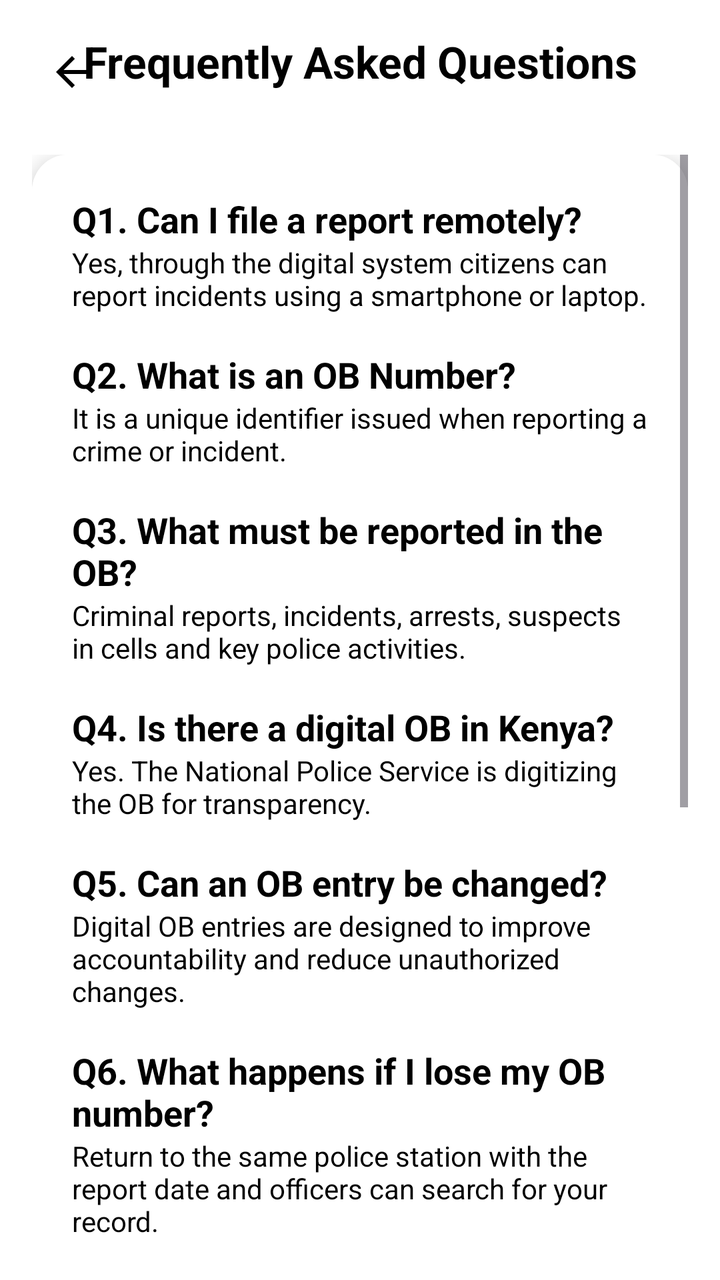
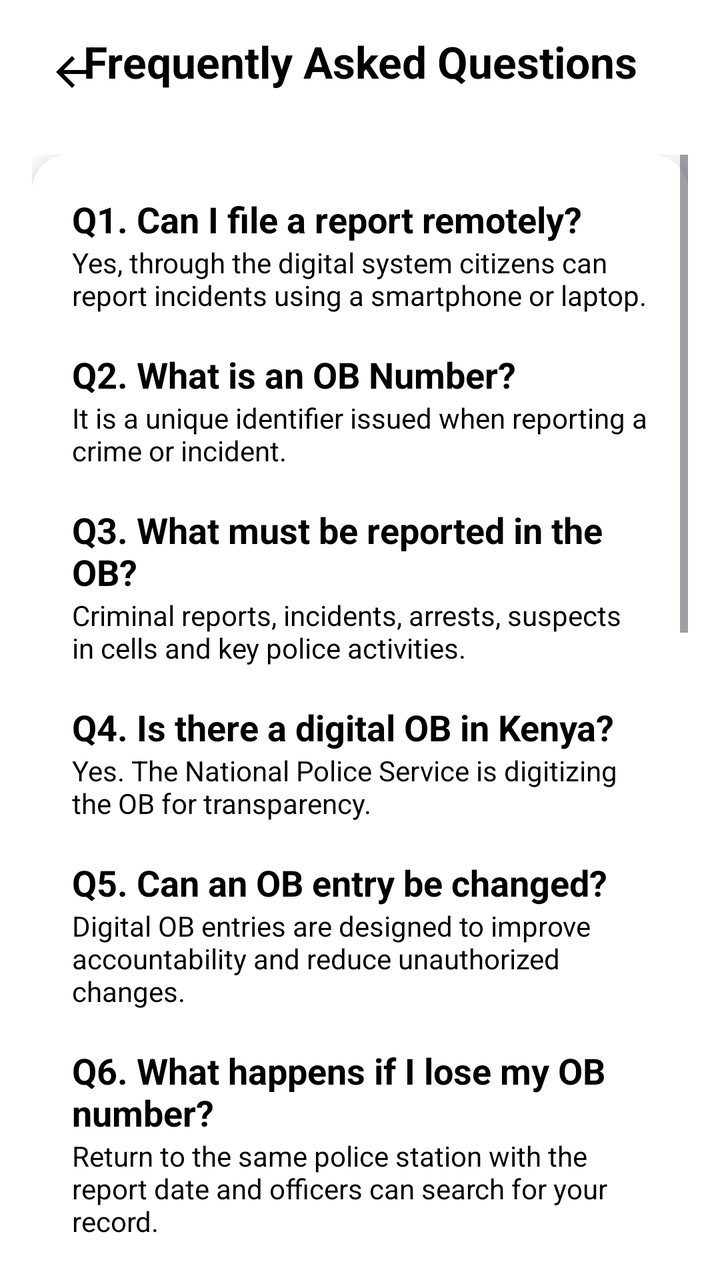

Screens rendered from an Android XML layout before and after an edit, with the pre-edit source and the edit as a unified diff.
<!-- AndroidManifest.xml: application theme Theme.App -->
<!-- res/layout/activity_faq.xml -->
<?xml version="1.0" encoding="utf-8"?>
<androidx.constraintlayout.widget.ConstraintLayout
    xmlns:android="http://schemas.android.com/apk/res/android"
    xmlns:app="http://schemas.android.com/apk/res-auto"
    xmlns:tools="http://schemas.android.com/tools"
    android:layout_width="match_parent"
    android:layout_height="match_parent"
    android:id="@+id/main"
    android:background="#FFFFFF"
    tools:context=".FaqActivity">

    
    <ImageView
        android:id="@+id/backBtn"
        android:layout_width="40dp"
        android:layout_height="40dp"
        android:layout_marginStart="16dp"
        android:layout_marginTop="16dp"
        android:padding="8dp"
        android:src="@drawable/ic_back"
        app:tint="@android:color/black"
        android:contentDescription="Back"
        app:layout_constraintTop_toTopOf="parent"
        app:layout_constraintStart_toStartOf="parent"/>

    
    <TextView
        android:id="@+id/txtFaqTitle"
        android:layout_width="0dp"
        android:layout_height="wrap_content"
        android:text="Frequently Asked Questions"
        android:textStyle="bold"
        android:textSize="22sp"
        android:textColor="#000000"
        android:gravity="center"
        android:padding="16dp"
        app:layout_constraintTop_toTopOf="parent"
        app:layout_constraintStart_toStartOf="parent"
        app:layout_constraintEnd_toEndOf="parent"/>

    
    <ScrollView
        android:layout_width="0dp"
        android:layout_height="0dp"
        android:layout_margin="16dp"
        android:fillViewport="true"
        app:layout_constraintTop_toBottomOf="@id/txtFaqTitle"
        app:layout_constraintBottom_toBottomOf="parent"
        app:layout_constraintStart_toStartOf="parent"
        app:layout_constraintEnd_toEndOf="parent">

        <androidx.cardview.widget.CardView
            android:layout_width="match_parent"
            android:layout_height="wrap_content"
            app:cardCornerRadius="18dp"
            app:cardElevation="6dp">

            <LinearLayout
                android:layout_width="match_parent"
                android:layout_height="wrap_content"
                android:orientation="vertical"
                android:background="#FFFFFF"
                android:padding="20dp">

                
                <TextView
                    android:layout_width="match_parent"
                    android:layout_height="wrap_content"
                    android:text="Q1. Can I file a report remotely?"
                    android:textStyle="bold"
                    android:textSize="18sp"
                    android:textColor="#000000"/>

                <TextView
                    android:layout_width="match_parent"
                    android:layout_height="wrap_content"
                    android:text="Yes, through the digital system citizens can report incidents using a smartphone or laptop."
                    android:textColor="#000000"
                    android:paddingBottom="18dp"/>

                
                <TextView
                    android:layout_width="match_parent"
                    android:layout_height="wrap_content"
                    android:text="Q2. What is an OB Number?"
                    android:textStyle="bold"
                    android:textSize="18sp"
                    android:textColor="#000000"/>

                <TextView
                    android:layout_width="match_parent"
                    android:layout_height="wrap_content"
                    android:text="It is a unique identifier issued when reporting a crime or incident."
                    android:textColor="#000000"
                    android:paddingBottom="18dp"/>

                
                <TextView
                    android:layout_width="match_parent"
                    android:layout_height="wrap_content"
                    android:text="Q3. What must be reported in the OB?"
                    android:textStyle="bold"
                    android:textSize="18sp"
                    android:textColor="#000000"/>

                <TextView
                    android:layout_width="match_parent"
                    android:layout_height="wrap_content"
                    android:text="Criminal reports, incidents, arrests, suspects in cells and key police activities."
                    android:textColor="#000000"
                    android:paddingBottom="18dp"/>

                
                <TextView
                    android:layout_width="match_parent"
                    android:layout_height="wrap_content"
                    android:text="Q4. Is there a digital OB in Kenya?"
                    android:textStyle="bold"
                    android:textSize="18sp"
                    android:textColor="#000000"/>

                <TextView
                    android:layout_width="match_parent"
                    android:layout_height="wrap_content"
                    android:text="Yes. The National Police Service is digitizing the OB for transparency."
                    android:textColor="#000000"
                    android:paddingBottom="18dp"/>

                
                <TextView
                    android:layout_width="match_parent"
                    android:layout_height="wrap_content"
                    android:text="Q5. Can an OB entry be changed?"
                    android:textStyle="bold"
                    android:textSize="18sp"
                    android:textColor="#000000"/>

                <TextView
                    android:layout_width="match_parent"
                    android:layout_height="wrap_content"
                    android:text="Digital OB entries are designed to improve accountability and reduce unauthorized changes."
                    android:textColor="#000000"
                    android:paddingBottom="18dp"/>

                
                <TextView
                    android:layout_width="match_parent"
                    android:layout_height="wrap_content"
                    android:text="Q6. What happens if I lose my OB number?"
                    android:textStyle="bold"
                    android:textSize="18sp"
                    android:textColor="#000000"/>

                <TextView
                    android:layout_width="match_parent"
                    android:layout_height="wrap_content"
                    android:text="Return to the same police station with the report date and officers can search for your record."
                    android:textColor="#000000"
                    android:paddingBottom="18dp"/>

                
                <TextView
                    android:layout_width="match_parent"
                    android:layout_height="wrap_content"
                    android:text="Q7. Who can access the OB system?"
                    android:textStyle="bold"
                    android:textSize="18sp"
                    android:textColor="#000000"/>

                <TextView
                    android:layout_width="match_parent"
                    android:layout_height="wrap_content"
                    android:text="Only authorized police officers and system admins can access full records."
                    android:textColor="#000000"
                    android:paddingBottom="18dp"/>

                
                <TextView
                    android:layout_width="match_parent"
                    android:layout_height="wrap_content"
                    android:text="Q8. Can I update my report after submission?"
                    android:textStyle="bold"
                    android:textSize="18sp"
                    android:textColor="#000000"/>

                <TextView
                    android:layout_width="match_parent"
                    android:layout_height="wrap_content"
                    android:text="Yes, but only through authorized officers or admin access."
                    android:textColor="#000000"
                    android:paddingBottom="18dp"/>

                
                <TextView
                    android:layout_width="match_parent"
                    android:layout_height="wrap_content"
                    android:text="Q9. Is the OB system secure?"
                    android:textStyle="bold"
                    android:textSize="18sp"
                    android:textColor="#000000"/>

                <TextView
                    android:layout_width="match_parent"
                    android:layout_height="wrap_content"
                    android:text="Yes, it uses authentication and database rules to prevent unauthorized access."
                    android:textColor="#000000"
                    android:paddingBottom="18dp"/>

                
                <TextView
                    android:layout_width="match_parent"
                    android:layout_height="wrap_content"
                    android:text="Q10. Can I access OB history?"
                    android:textStyle="bold"
                    android:textSize="18sp"
                    android:textColor="#000000"/>

                <TextView
                    android:layout_width="match_parent"
                    android:layout_height="wrap_content"
                    android:text="Yes, users with permission can view past records in the system."
                    android:textColor="#000000"/>

            </LinearLayout>

        </androidx.cardview.widget.CardView>

    </ScrollView>

</androidx.constraintlayout.widget.ConstraintLayout>
<!-- resources referenced by this layout -->
<resources>
  <!-- drawable ic_back (drawable) -->
  <vector xmlns:android="http://schemas.android.com/apk/res/android" android:autoMirrored="true" android:height="24dp" android:tint="#000000" android:viewportHeight="960" android:viewportWidth="960" android:width="24dp">
        
      <path android:fillColor="@android:color/white" android:pathData="M313,520L537,744L480,800L160,480L480,160L537,216L313,440L800,440L800,520L313,520Z"/>
      
  </vector>
  <style name="Theme.App" parent="Base.Theme.App" />
  <style name="Base.Theme.App" parent="Theme.Material3.DayNight.NoActionBar">
          <item name="colorPrimary">#1A73E8</item>
          <item name="android:statusBarColor">@android:color/transparent</item>
          <item name="android:navigationBarColor">@android:color/transparent</item>
  
  
      </style>
</resources>

<!-- the commit's change to res/layout/activity_faq.xml (unified diff, before → after) -->
@@ -3,9 +3,9 @@
     xmlns:android="http://schemas.android.com/apk/res/android"
     xmlns:app="http://schemas.android.com/apk/res-auto"
     xmlns:tools="http://schemas.android.com/tools"
+    android:id="@+id/main"
     android:layout_width="match_parent"
     android:layout_height="match_parent"
-    android:id="@+id/main"
     android:background="#FFFFFF"
     tools:context=".FaqActivity">
 
@@ -42,188 +42,260 @@
     <ScrollView
         android:layout_width="0dp"
         android:layout_height="0dp"
+        android:background="#FFFFFF"
+        android:fillViewport="true"
         android:layout_margin="16dp"
-        android:fillViewport="true"
         app:layout_constraintTop_toBottomOf="@id/txtFaqTitle"
         app:layout_constraintBottom_toBottomOf="parent"
         app:layout_constraintStart_toStartOf="parent"
         app:layout_constraintEnd_toEndOf="parent">
 
-        <androidx.cardview.widget.CardView
+        <LinearLayout
             android:layout_width="match_parent"
             android:layout_height="wrap_content"
-            app:cardCornerRadius="18dp"
-            app:cardElevation="6dp">
-
-            <LinearLayout
+            android:orientation="vertical">
+
+            <androidx.cardview.widget.CardView
                 android:layout_width="match_parent"
                 android:layout_height="wrap_content"
-                android:orientation="vertical"
-                android:background="#FFFFFF"
-                android:padding="20dp">
-
-                
-                <TextView
+                app:cardCornerRadius="18dp"
+                app:cardElevation="6dp"
+                app:cardBackgroundColor="#FFFFFF">
+
+                <LinearLayout
                     android:layout_width="match_parent"
                     android:layout_height="wrap_content"
-                    android:text="Q1. Can I file a report remotely?"
-                    android:textStyle="bold"
-                    android:textSize="18sp"
-                    android:textColor="#000000"/>
-
-                <TextView
-                    android:layout_width="match_parent"
-                    android:layout_height="wrap_content"
-                    android:text="Yes, through the digital system citizens can report incidents using a smartphone or laptop."
-                    android:textColor="#000000"
-                    android:paddingBottom="18dp"/>
-
-                
-                <TextView
-                    android:layout_width="match_parent"
-                    android:layout_height="wrap_content"
-                    android:text="Q2. What is an OB Number?"
-                    android:textStyle="bold"
-                    android:textSize="18sp"
-                    android:textColor="#000000"/>
-
-                <TextView
-                    android:layout_width="match_parent"
-                    android:layout_height="wrap_content"
-                    android:text="It is a unique identifier issued when reporting a crime or incident."
-                    android:textColor="#000000"
-                    android:paddingBottom="18dp"/>
-
-                
-                <TextView
-                    android:layout_width="match_parent"
-                    android:layout_height="wrap_content"
-                    android:text="Q3. What must be reported in the OB?"
-                    android:textStyle="bold"
-                    android:textSize="18sp"
-                    android:textColor="#000000"/>
-
-                <TextView
-                    android:layout_width="match_parent"
-                    android:layout_height="wrap_content"
-                    android:text="Criminal reports, incidents, arrests, suspects in cells and key police activities."
-                    android:textColor="#000000"
-                    android:paddingBottom="18dp"/>
-
-                
-                <TextView
-                    android:layout_width="match_parent"
-                    android:layout_height="wrap_content"
-                    android:text="Q4. Is there a digital OB in Kenya?"
-                    android:textStyle="bold"
-                    android:textSize="18sp"
-                    android:textColor="#000000"/>
-
-                <TextView
-                    android:layout_width="match_parent"
-                    android:layout_height="wrap_content"
-                    android:text="Yes. The National Police Service is digitizing the OB for transparency."
-                    android:textColor="#000000"
-                    android:paddingBottom="18dp"/>
-
-                
-                <TextView
-                    android:layout_width="match_parent"
-                    android:layout_height="wrap_content"
-                    android:text="Q5. Can an OB entry be changed?"
-                    android:textStyle="bold"
-                    android:textSize="18sp"
-                    android:textColor="#000000"/>
-
-                <TextView
-                    android:layout_width="match_parent"
-                    android:layout_height="wrap_content"
-                    android:text="Digital OB entries are designed to improve accountability and reduce unauthorized changes."
-                    android:textColor="#000000"
-                    android:paddingBottom="18dp"/>
-
-                
-                <TextView
-                    android:layout_width="match_parent"
-                    android:layout_height="wrap_content"
-                    android:text="Q6. What happens if I lose my OB number?"
-                    android:textStyle="bold"
-                    android:textSize="18sp"
-                    android:textColor="#000000"/>
-
-                <TextView
-                    android:layout_width="match_parent"
-                    android:layout_height="wrap_content"
-                    android:text="Return to the same police station with the report date and officers can search for your record."
-                    android:textColor="#000000"
-                    android:paddingBottom="18dp"/>
-
-                
-                <TextView
-                    android:layout_width="match_parent"
-                    android:layout_height="wrap_content"
-                    android:text="Q7. Who can access the OB system?"
-                    android:textStyle="bold"
-                    android:textSize="18sp"
-                    android:textColor="#000000"/>
-
-                <TextView
-                    android:layout_width="match_parent"
-                    android:layout_height="wrap_content"
-                    android:text="Only authorized police officers and system admins can access full records."
-                    android:textColor="#000000"
-                    android:paddingBottom="18dp"/>
-
-                
-                <TextView
-                    android:layout_width="match_parent"
-                    android:layout_height="wrap_content"
-                    android:text="Q8. Can I update my report after submission?"
-                    android:textStyle="bold"
-                    android:textSize="18sp"
-                    android:textColor="#000000"/>
-
-                <TextView
-                    android:layout_width="match_parent"
-                    android:layout_height="wrap_content"
-                    android:text="Yes, but only through authorized officers or admin access."
-                    android:textColor="#000000"
-                    android:paddingBottom="18dp"/>
-
-                
-                <TextView
-                    android:layout_width="match_parent"
-                    android:layout_height="wrap_content"
-                    android:text="Q9. Is the OB system secure?"
-                    android:textStyle="bold"
-                    android:textSize="18sp"
-                    android:textColor="#000000"/>
-
-                <TextView
-                    android:layout_width="match_parent"
-                    android:layout_height="wrap_content"
-                    android:text="Yes, it uses authentication and database rules to prevent unauthorized access."
-                    android:textColor="#000000"
-                    android:paddingBottom="18dp"/>
-
-                
-                <TextView
-                    android:layout_width="match_parent"
-                    android:layout_height="wrap_content"
-                    android:text="Q10. Can I access OB history?"
-                    android:textStyle="bold"
-                    android:textSize="18sp"
-                    android:textColor="#000000"/>
-
-                <TextView
-                    android:layout_width="match_parent"
-                    android:layout_height="wrap_content"
-                    android:text="Yes, users with permission can view past records in the system."
-                    android:textColor="#000000"/>
-
-            </LinearLayout>
-
-        </androidx.cardview.widget.CardView>
+                    android:orientation="vertical"
+                    android:padding="20dp"
+                    android:background="#FFFFFF">
+
+                    
+                    <TextView
+                        android:layout_width="match_parent"
+                        android:layout_height="wrap_content"
+                        android:text="Q1. Can I file a report remotely?"
+                        android:textStyle="bold"
+                        android:textSize="18sp"
+                        android:textColor="#000000"/>
+
+                    <TextView
+                        android:layout_width="match_parent"
+                        android:layout_height="wrap_content"
+                        android:text="Yes, through the digital system citizens can report incidents using a smartphone or laptop."
+                        android:textColor="#000000"
+                        android:paddingBottom="18dp"/>
+
+                    
+                    <TextView
+                        android:layout_width="match_parent"
+                        android:layout_height="wrap_content"
+                        android:text="Q2. What is an OB Number?"
+                        android:textStyle="bold"
+                        android:textSize="18sp"
+                        android:textColor="#000000"/>
+
+                    <TextView
+                        android:layout_width="match_parent"
+                        android:layout_height="wrap_content"
+                        android:text="It is a unique identifier issued when reporting a crime or incident."
+                        android:textColor="#000000"
+                        android:paddingBottom="18dp"/>
+
+                    
+                    <TextView
+                        android:layout_width="match_parent"
+                        android:layout_height="wrap_content"
+                        android:text="Q3. What must be reported in the OB?"
+                        android:textStyle="bold"
+                        android:textSize="18sp"
+                        android:textColor="#000000"/>
+
+                    <TextView
+                        android:layout_width="match_parent"
+                        android:layout_height="wrap_content"
+                        android:text="Criminal reports, incidents, arrests, suspects in cells and key police activities."
+                        android:textColor="#000000"
+                        android:paddingBottom="18dp"/>
+
+                    
+                    <TextView
+                        android:layout_width="match_parent"
+                        android:layout_height="wrap_content"
+                        android:text="Q4. Is there a digital OB in Kenya?"
+                        android:textStyle="bold"
+                        android:textSize="18sp"
+                        android:textColor="#000000"/>
+
+                    <TextView
+                        android:layout_width="match_parent"
+                        android:layout_height="wrap_content"
+                        android:text="Yes. The National Police Service is digitizing the OB for transparency."
+                        android:textColor="#000000"
+                        android:paddingBottom="18dp"/>
+
+                    
+                    <TextView
+                        android:layout_width="match_parent"
+                        android:layout_height="wrap_content"
+                        android:text="Q5. Can an OB entry be changed?"
+                        android:textStyle="bold"
+                        android:textSize="18sp"
+                        android:textColor="#000000"/>
+
+                    <TextView
+                        android:layout_width="match_parent"
+                        android:layout_height="wrap_content"
+                        android:text="Digital OB entries are designed to improve accountability and reduce unauthorized changes."
+                        android:textColor="#000000"
+                        android:paddingBottom="18dp"/>
+
+                    
+                    <TextView
+                        android:layout_width="match_parent"
+                        android:layout_height="wrap_content"
+                        android:text="Q6. What happens if I lose my OB number?"
+                        android:textStyle="bold"
+                        android:textSize="18sp"
+                        android:textColor="#000000"/>
+
+                    <TextView
+                        android:layout_width="match_parent"
+                        android:layout_height="wrap_content"
+                        android:text="Return to the same police station with the report date and officers can search for your record."
+                        android:textColor="#000000"
+                        android:paddingBottom="18dp"/>
+
+                    
+                    <TextView
+                        android:layout_width="match_parent"
+                        android:layout_height="wrap_content"
+                        android:text="Q7. Who can access the OB system?"
+                        android:textStyle="bold"
+                        android:textSize="18sp"
+                        android:textColor="#000000"/>
+
+                    <TextView
+                        android:layout_width="match_parent"
+                        android:layout_height="wrap_content"
+                        android:text="Only authorized police officers and system admins can access full records."
+                        android:textColor="#000000"
+                        android:paddingBottom="18dp"/>
+
+                    
+                    <TextView
+                        android:layout_width="match_parent"
+                        android:layout_height="wrap_content"
+                        android:text="Q8. Can I update my report after submission?"
+                        android:textStyle="bold"
+                        android:textSize="18sp"
+                        android:textColor="#000000"/>
+
+                    <TextView
+                        android:layout_width="match_parent"
+                        android:layout_height="wrap_content"
+                        android:text="Yes, but only through authorized officers or admin access."
+                        android:textColor="#000000"
+                        android:paddingBottom="18dp"/>
+
+                    
+                    <TextView
+                        android:layout_width="match_parent"
+                        android:layout_height="wrap_content"
+                        android:text="Q9. Is the OB system secure?"
+                        android:textStyle="bold"
+                        android:textSize="18sp"
+                        android:textColor="#000000"/>
+
+                    <TextView
+                        android:layout_width="match_parent"
+                        android:layout_height="wrap_content"
+                        android:text="Yes, it uses authentication and database rules to prevent unauthorized access."
+                        android:textColor="#000000"
+                        android:paddingBottom="18dp"/>
+
+                    
+                    <TextView
+                        android:layout_width="match_parent"
+                        android:layout_height="wrap_content"
+                        android:text="Q10. Can I access OB history?"
+                        android:textStyle="bold"
+                        android:textSize="18sp"
+                        android:textColor="#000000"/>
+
+                    <TextView
+                        android:layout_width="match_parent"
+                        android:layout_height="wrap_content"
+                        android:text="Yes, users with permission can view past records in the system."
+                        android:textColor="#000000"/>
+
+                    
+                    <TextView
+                        android:layout_width="match_parent"
+                        android:layout_height="wrap_content"
+                        android:text="Q11. Can I delete an OB entry?"
+                        android:textStyle="bold"
+                        android:textSize="18sp"
+                        android:textColor="#000000"/>
+
+                    <TextView
+                        android:layout_width="match_parent"
+                        android:layout_height="wrap_content"
+                        android:text="No, OB entries cannot be deleted. They are kept for accountability and records."
+                        android:textColor="#000000"
+                        android:paddingBottom="18dp"/>
+
+                    
+                    <TextView
+                        android:layout_width="match_parent"
+                        android:layout_height="wrap_content"
+                        android:text="Q12. Who creates OB reports?"
+                        android:textStyle="bold"
+                        android:textSize="18sp"
+                        android:textColor="#000000"/>
+
+                    <TextView
+                        android:layout_width="match_parent"
+                        android:layout_height="wrap_content"
+                        android:text="Reports are created by authorized officers or users with reporting access."
+                        android:textColor="#000000"
+                        android:paddingBottom="18dp"/>
+
+                    
+                    <TextView
+                        android:layout_width="match_parent"
+                        android:layout_height="wrap_content"
+                        android:text="Q13. Can I access the system on mobile?"
+                        android:textStyle="bold"
+                        android:textSize="18sp"
+                        android:textColor="#000000"/>
+
+                    <TextView
+                        android:layout_width="match_parent"
+                        android:layout_height="wrap_content"
+                        android:text="Yes, the system is mobile-friendly and works on smartphones and tablets."
+                        android:textColor="#000000"
+                        android:paddingBottom="18dp"/>
+
+                    
+                    <TextView
+                        android:layout_width="match_parent"
+                        android:layout_height="wrap_content"
+                        android:text="Q14. What should I do if I forget my login details?"
+                        android:textStyle="bold"
+                        android:textSize="18sp"
+                        android:textColor="#000000"/>
+
+                    <TextView
+                        android:layout_width="match_parent"
+                        android:layout_height="wrap_content"
+                        android:text="Use the password reset option or contact system support for recovery."
+                        android:textColor="#000000"/>
+
+                </LinearLayout>
+
+            </androidx.cardview.widget.CardView>
+
+        </LinearLayout>
 
     </ScrollView>
 
